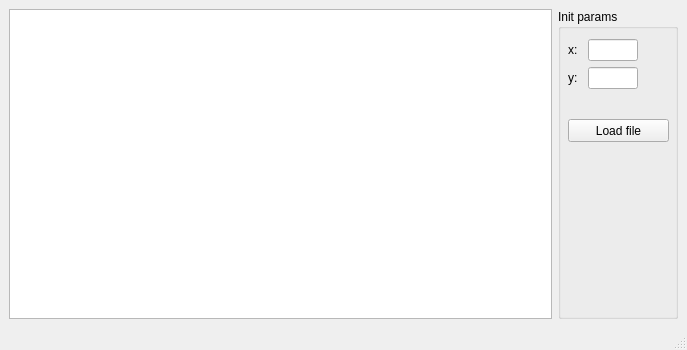
First picture: the form in mainwindow.ui, repository sad-one-glad-one/VoF-PLIC, before the edit.
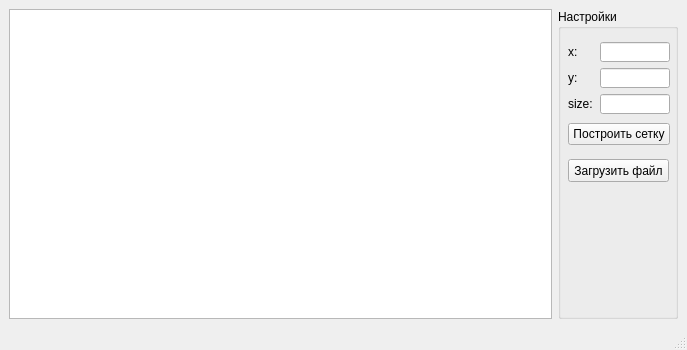
Second picture: the form after the edit.

Commit message: added interface, upgraded the program, added example files

Diff of the .ui file:
```diff
--- a/mainwindow.ui
+++ b/mainwindow.ui
@@ -27,30 +27,32 @@
        </size>
       </property>
       <property name="title">
-       <string>Init params</string>
+       <string>Настройки</string>
       </property>
       <widget class="QPushButton" name="load_button">
        <property name="geometry">
         <rect>
          <x>10</x>
-         <y>110</y>
+         <y>150</y>
          <width>101</width>
          <height>23</height>
         </rect>
        </property>
        <property name="text">
-        <string>Load file</string>
+        <string>Загрузить файл</string>
        </property>
       </widget>
-      <widget class="QWidget" name="">
+      <widget class="QWidget" name="layoutWidget">
        <property name="geometry">
         <rect>
          <x>10</x>
          <y>20</y>
-         <width>70</width>
-         <height>61</height>
+         <width>102</width>
+         <height>120</height>
         </rect>
        </property>
+       <layout class="QVBoxLayout" name="verticalLayout_2">
+        <item>
        <layout class="QVBoxLayout" name="verticalLayout">
         <item>
          <layout class="QHBoxLayout" name="horizontalLayout">
@@ -59,6 +61,12 @@
           </property>
           <item>
            <widget class="QLabel" name="label">
+              <property name="maximumSize">
+               <size>
+                <width>50</width>
+                <height>20</height>
+               </size>
+              </property>
             <property name="text">
              <string>x:</string>
             </property>
@@ -68,8 +76,8 @@
            <widget class="QLineEdit" name="input_x">
             <property name="maximumSize">
              <size>
-              <width>50</width>
-              <height>16777215</height>
+                <width>70</width>
+                <height>20</height>
              </size>
             </property>
            </widget>
@@ -83,7 +91,7 @@
             <property name="maximumSize">
              <size>
               <width>50</width>
-              <height>16777215</height>
+                <height>20</height>
              </size>
             </property>
             <property name="text">
@@ -95,13 +103,49 @@
            <widget class="QLineEdit" name="input_y">
             <property name="maximumSize">
              <size>
+                <width>70</width>
+                <height>20</height>
+               </size>
+              </property>
+             </widget>
+            </item>
+           </layout>
+          </item>
+          <item>
+           <layout class="QHBoxLayout" name="horizontalLayout_3">
+            <item>
+             <widget class="QLabel" name="label_3">
+              <property name="maximumSize">
+               <size>
               <width>50</width>
-              <height>16777215</height>
-             </size>
-            </property>
-           </widget>
-          </item>
-         </layout>
+                <height>20</height>
+               </size>
+              </property>
+              <property name="text">
+               <string>size:</string>
+              </property>
+             </widget>
+            </item>
+            <item>
+             <widget class="QLineEdit" name="input_square_size">
+              <property name="maximumSize">
+               <size>
+                <width>70</width>
+                <height>20</height>
+               </size>
+              </property>
+             </widget>
+            </item>
+           </layout>
+          </item>
+         </layout>
+        </item>
+        <item>
+         <widget class="QPushButton" name="draw_grid_button">
+          <property name="text">
+           <string>Построить сетку</string>
+          </property>
+         </widget>
         </item>
        </layout>
       </widget>
```
Lines whose indentation alone changed are shown as unchanged. The commit also changes 4 other files.
